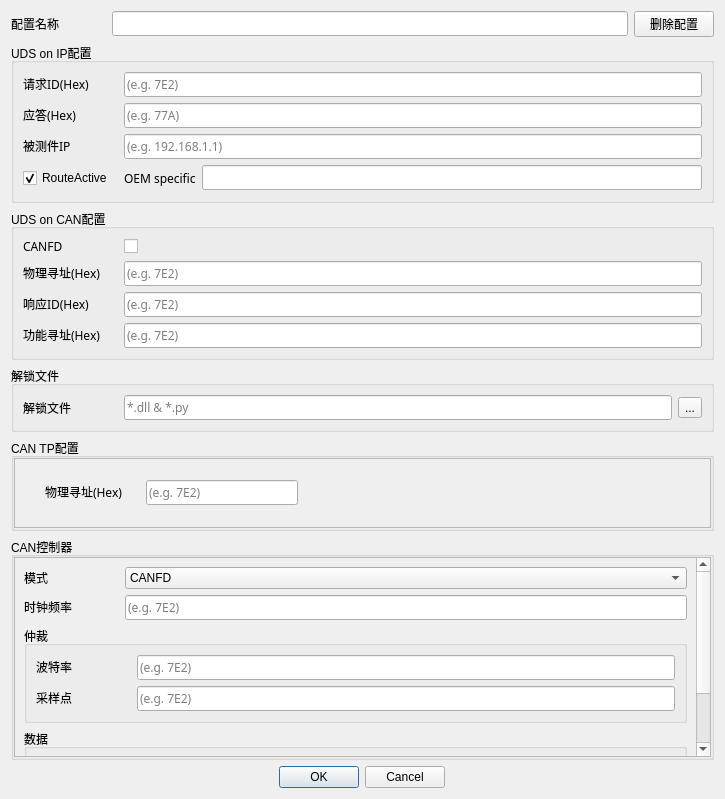
This is app/ui/DoIPConfigUI.ui in YEZZESDXHN/DoIP_Client as Qt 5 draws it before an edit. The edited form follows.
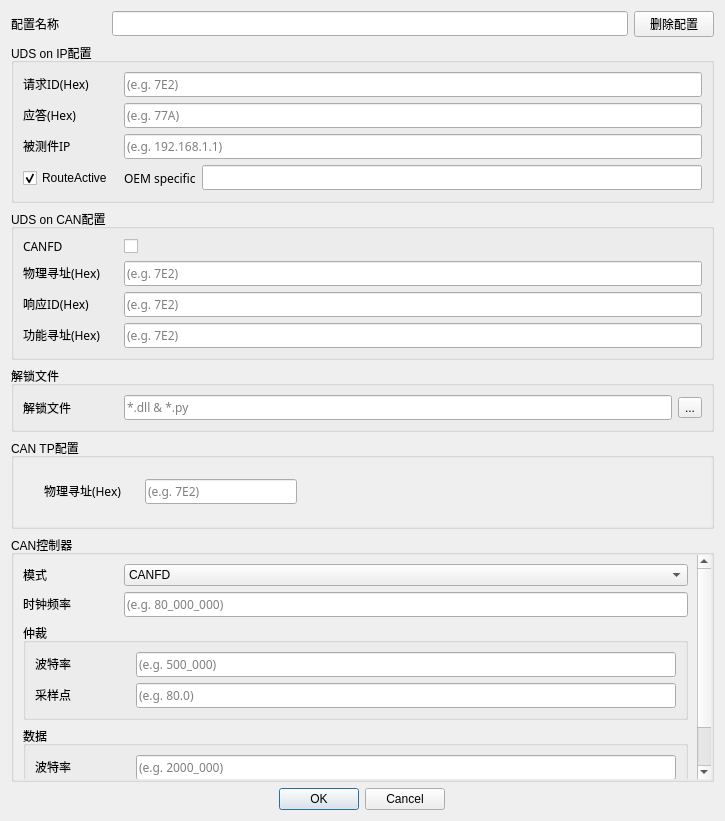
This is the edited form.

Diff of the .ui file:
```diff
--- a/app/ui/DoIPConfigUI.ui
+++ b/app/ui/DoIPConfigUI.ui
@@ -7,7 +7,7 @@
     <x>0</x>
     <y>0</y>
     <width>725</width>
-    <height>793</height>
+    <height>821</height>
    </rect>
   </property>
   <property name="minimumSize">
@@ -681,6 +681,11 @@
       </property>
       <item>
        <widget class="QScrollArea" name="scrollArea">
+        <property name="styleSheet">
+         <string notr="true">#scrollArea {
+    border: none;
+}</string>
+        </property>
         <property name="widgetResizable">
          <bool>true</bool>
         </property>
@@ -689,11 +694,11 @@
           <rect>
            <x>0</x>
            <y>0</y>
-           <width>699</width>
+           <width>703</width>
            <height>54</height>
           </rect>
          </property>
-         <widget class="QWidget" name="">
+         <widget class="QWidget" name="layoutWidget">
           <property name="geometry">
            <rect>
             <x>30</x>
@@ -800,6 +805,11 @@
           <height>200</height>
          </size>
         </property>
+        <property name="styleSheet">
+         <string notr="true">#scrollArea_2 {
+    border: none;
+}</string>
+        </property>
         <property name="widgetResizable">
          <bool>true</bool>
         </property>
@@ -807,8 +817,8 @@
          <property name="geometry">
           <rect>
            <x>0</x>
-           <y>0</y>
-           <width>687</width>
+           <y>-99</y>
+           <width>691</width>
            <height>299</height>
           </rect>
          </property>
@@ -922,7 +932,7 @@
                </font>
               </property>
               <property name="placeholderText">
-               <string>(e.g. 7E2)</string>
+               <string>(e.g. 80_000_000)</string>
               </property>
              </widget>
             </item>
@@ -986,7 +996,7 @@
                   </font>
                  </property>
                  <property name="placeholderText">
-                  <string>(e.g. 7E2)</string>
+                  <string>(e.g. 500_000)</string>
                  </property>
                 </widget>
                </item>
@@ -1044,7 +1054,7 @@
                   </font>
                  </property>
                  <property name="placeholderText">
-                  <string>(e.g. 7E2)</string>
+                  <string>(e.g. 80.0)</string>
                  </property>
                 </widget>
                </item>
@@ -1111,7 +1121,7 @@
                   </font>
                  </property>
                  <property name="placeholderText">
-                  <string>(e.g. 7E2)</string>
+                  <string>(e.g. 2000_000)</string>
                  </property>
                 </widget>
                </item>
```
Left out of the diff: 2 changed lines with no effect on the pictures.
